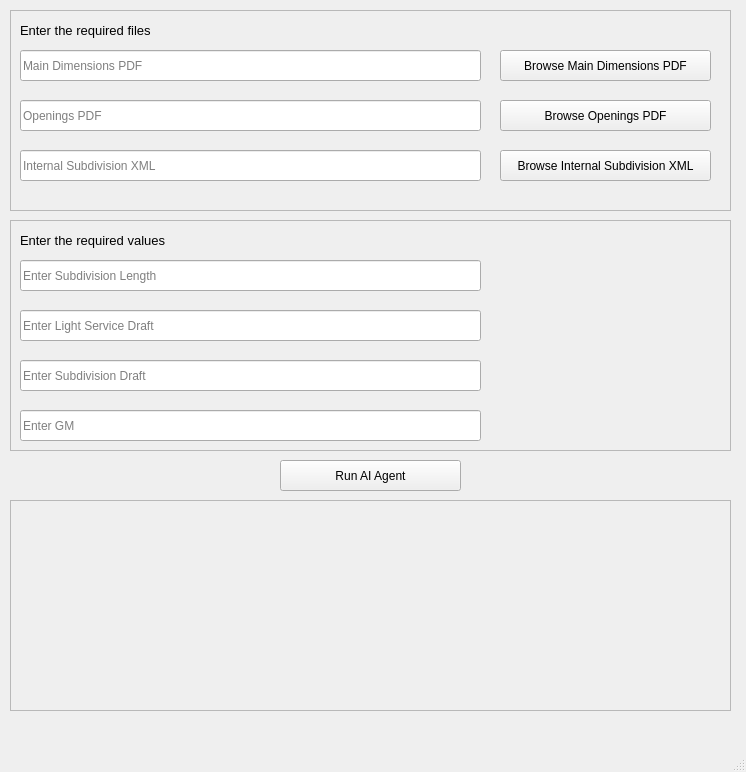
Above: ui/agentMainWindow.ui from Conoship/pias before the change. Below: the same form after it.
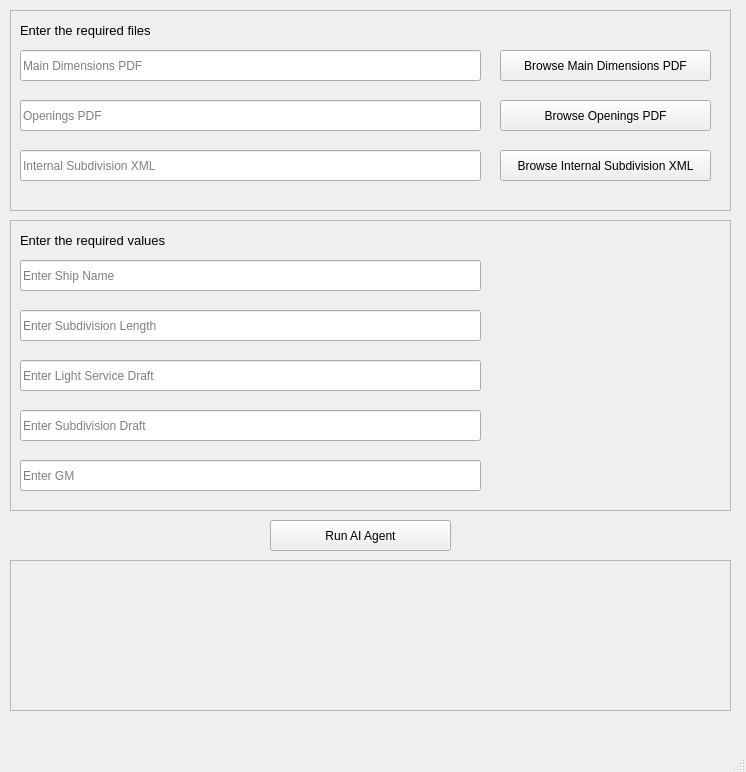
That is the form after the change.

Diff of the .ui file:
```diff
--- a/ui/agentMainWindow.ui
+++ b/ui/agentMainWindow.ui
@@ -17,8 +17,8 @@
    <widget class="QPushButton" name="runBtn">
     <property name="geometry">
      <rect>
-      <x>280</x>
-      <y>460</y>
+      <x>270</x>
+      <y>520</y>
       <width>181</width>
       <height>31</height>
      </rect>
@@ -163,7 +163,7 @@
       <x>10</x>
       <y>220</y>
       <width>721</width>
-      <height>231</height>
+      <height>291</height>
      </rect>
     </property>
     <property name="frameShape">
@@ -176,7 +176,7 @@
      <property name="geometry">
       <rect>
        <x>10</x>
-       <y>40</y>
+       <y>90</y>
        <width>461</width>
        <height>31</height>
       </rect>
@@ -195,7 +195,7 @@
      <property name="geometry">
       <rect>
        <x>10</x>
-       <y>190</y>
+       <y>240</y>
        <width>461</width>
        <height>31</height>
       </rect>
@@ -214,7 +214,7 @@
      <property name="geometry">
       <rect>
        <x>10</x>
-       <y>140</y>
+       <y>190</y>
        <width>461</width>
        <height>31</height>
       </rect>
@@ -233,7 +233,7 @@
      <property name="geometry">
       <rect>
        <x>10</x>
-       <y>90</y>
+       <y>140</y>
        <width>461</width>
        <height>31</height>
       </rect>
@@ -266,14 +266,33 @@
       <string>Enter the required values</string>
      </property>
     </widget>
+    <widget class="QLineEdit" name="shipNameLineEdit">
+     <property name="geometry">
+      <rect>
+       <x>10</x>
+       <y>40</y>
+       <width>461</width>
+       <height>31</height>
+      </rect>
+     </property>
+     <property name="readOnly">
+      <bool>false</bool>
+     </property>
+     <property name="placeholderText">
+      <string>Enter Ship Name</string>
+     </property>
+     <property name="clearButtonEnabled">
+      <bool>true</bool>
+     </property>
+    </widget>
    </widget>
    <widget class="QFrame" name="resultsFrame">
     <property name="geometry">
      <rect>
       <x>10</x>
-      <y>500</y>
+      <y>560</y>
       <width>721</width>
-      <height>211</height>
+      <height>151</height>
      </rect>
     </property>
     <property name="frameShape">
```
